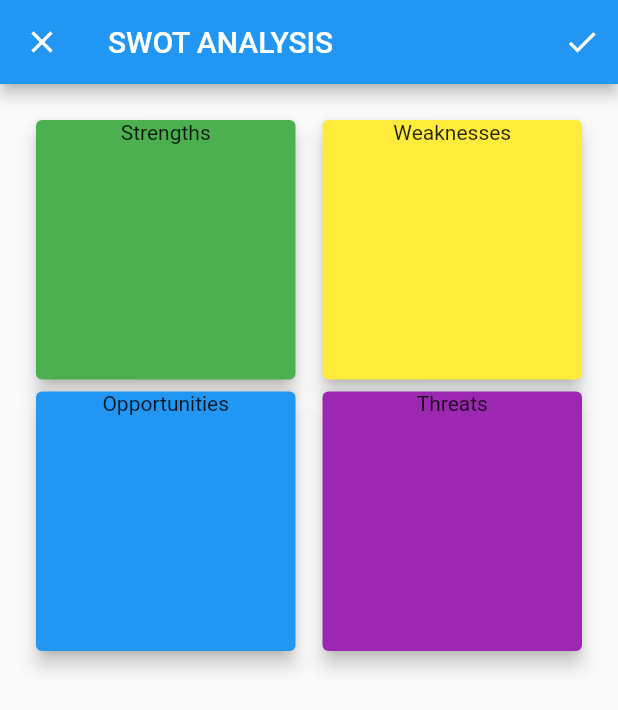
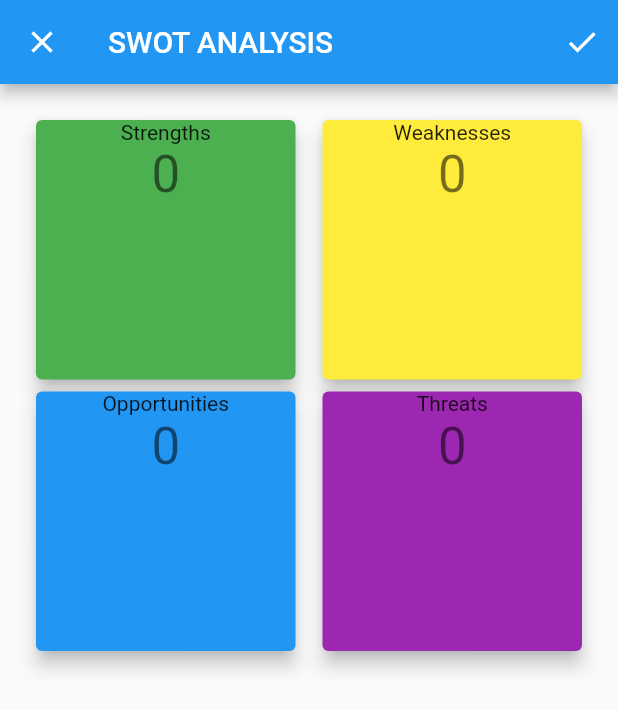
Before and after one commit to Combatwombat77/Copy_cat_fixes, a Flutter app: the screen it shows after launch, tab 2 chosen, after a tap on "EDIT COMPONENTS", on a phone screen of 412 x 824 dp. Shown: the top 710 px of the screen. Run offline on Flutter 3.47's test engine with Material 2 defaults, Android fonts, the phone set to English and light mode, and no system bars.

Commit message:
floating button

```diff
--- a/lib/ui/pages/edit_componets.dart
+++ b/lib/ui/pages/edit_componets.dart
@@ -2,8 +2,6 @@ import 'package:copy_cat/ui/pages/user_opportunities.dart';
 import 'package:copy_cat/ui/pages/user_strengths.dart';
 import 'package:copy_cat/ui/pages/user_threats.dart';
 import 'package:copy_cat/ui/pages/user_weaknesses.dart';
-import 'package:copy_cat/ui/swot_home.dart';
-import 'package:copy_cat/ui/utils/uidata.dart';
 import 'package:flutter/material.dart';
 import 'package:flutter/rendering.dart';
 
@@ -33,6 +31,10 @@ class SwotGrid extends StatelessWidget{
         ],
       ),
       body: OrientationBuilder(builder: (context, orientaion){
+        int _counter = 0;
+        int _counter2 = 0;
+        int _counter3 = 0;
+        int _counter4 = 0;
                 return GridView.count(
                 padding: const EdgeInsets.all(20.0),
                 crossAxisSpacing: 10.0,
@@ -51,9 +53,11 @@ class SwotGrid extends StatelessWidget{
 
                        child:Column(
                          children: <Widget>[
-                   Expanded(
-                     child:Text('Strengths'),
-               ),
+                           Text('Strengths'),
+                             Text(
+                      '$_counter',
+              style: Theme.of(context).textTheme.display1,)
+
                  ]),),),),
           Card(
             elevation: 5.0,
@@ -68,9 +72,10 @@ class SwotGrid extends StatelessWidget{
 
                child:Column(
                  children: <Widget>[
-                   Expanded(
-                     child:Text('Weaknesses'),
-               ),
+                   Text('Weaknesses'),
+                             Text(
+                      '$_counter2',
+              style: Theme.of(context).textTheme.display1,)
                  ]),),),),
           Card(
             elevation: 5.0,
@@ -85,9 +90,10 @@ class SwotGrid extends StatelessWidget{
 
                child:Column(
                  children: <Widget>[
-                   Expanded(
-                     child:Text('Opportunities'),
-               ),
+                   Text('Opportunities'),
+                             Text(
+                      '$_counter3',
+              style: Theme.of(context).textTheme.display1,)
                  ]),),),),
           Card(
             elevation: 5.0,
@@ -102,9 +108,10 @@ class SwotGrid extends StatelessWidget{
 
                child:Column(
                  children: <Widget>[
-                   Expanded(
-                     child:Text('Threats'),
-               ),
+                   Text('Threats'),
+                             Text(
+                      '$_counter4',
+              style: Theme.of(context).textTheme.display1,)
                  ]),),),),
                ],
       );
--- a/lib/ui/pages/user_strengths.dart
+++ b/lib/ui/pages/user_strengths.dart
@@ -1,13 +1,16 @@
+import 'package:copy_cat/ui/pages/user_threats.dart';
 import 'package:flutter/material.dart';
 
 class Strengths extends StatefulWidget{
   Strengths({this.title, this.strengths});
   final Widget title, strengths;
-  @override
+
+ @override
   StrengthsState createState() => new StrengthsState();
 }
 
 class StrengthsState extends State<Strengths>{
+
   @override
   Widget build(BuildContext context){
     return Scaffold(
@@ -32,9 +35,15 @@ class StrengthsState extends State<Strengths>{
               decoration: new InputDecoration.collapsed(
                 hintText: "*"
               ),
-
+            ),
+            FloatingActionButton(
+        onPressed: (){
+          Navigator.push(context, MaterialPageRoute(builder: (context) => Threat()));
+        },
+        tooltip: 'Increment',
+        child: Icon(Icons.add),
             )
-          ],
+            ],
         )
     );
   }
--- /dev/null
+++ b/lib/ui/utils/increment_counter.dart
@@ -0,0 +1,9 @@
+void _incrementCounter() {
+    setState(() {
+
+      _counter++;
+    });
+  }
+
+void setState(Null Function() param0) {
+}
--- a/lib/ui/utils/uidata.dart
+++ b/lib/ui/utils/uidata.dart
@@ -5,4 +5,5 @@ class Uidata {
   static const Color secondaryColor = Colors.red;
   static const Color btnColor = Colors.green;
   static const Color testColor = Colors.black;
+  int _strengthsCounter = 0;
 }
```
Lines whose indentation alone changed are shown as unchanged.
